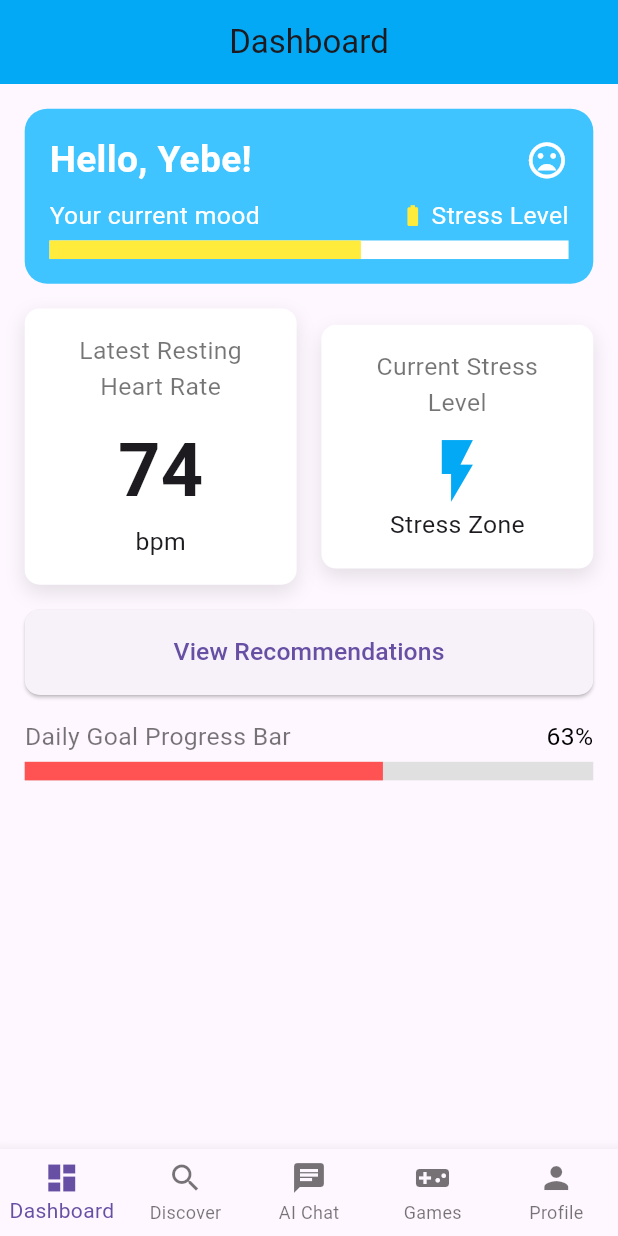
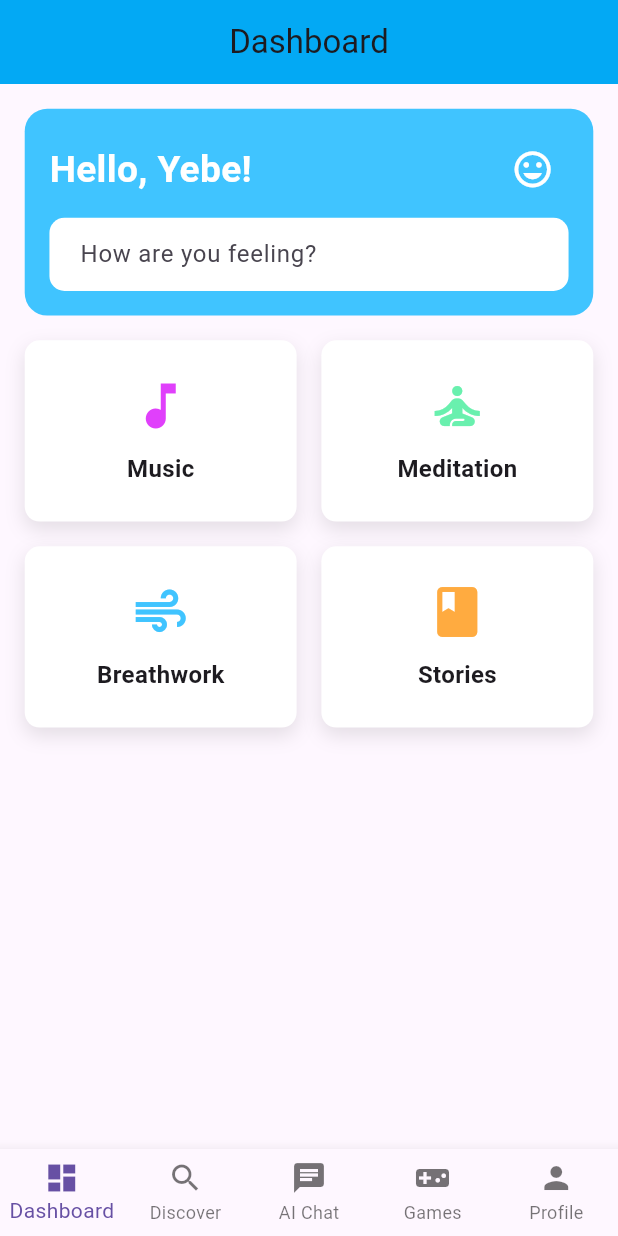
Before and after one commit to pherneaspherb/cc206_emoti_sense, a Flutter app: the screen it shows after launch, on a phone screen of 412 x 824 dp. Run offline on Flutter 3.47's test engine with Material 3 defaults, Android fonts, the light colour scheme and no system bars.

Commit message:
new update

```diff
--- a/lib/features/dashboard.dart
+++ b/lib/features/dashboard.dart
@@ -1,5 +1,6 @@
 import 'package:flutter/material.dart';
-// HIIIIII
+import 'moods_page.dart'; // Import the MoodsPage file
+
 class Dashboard extends StatefulWidget {
   const Dashboard({super.key});
 
@@ -9,10 +10,30 @@ class Dashboard extends StatefulWidget {
 
 class _DashboardState extends State<Dashboard> {
   int _selectedIndex = 0;
+  final List<String> _moods = []; // List to store moods
+  final Set<String> _favorites = {}; // Set to store favorite moods
+  final TextEditingController _moodController = TextEditingController(); // TextField controller
 
   void _onItemTapped(int index) {
     setState(() {
       _selectedIndex = index;
+    });
+  }
+
+  void _addMood(String mood) {
+    setState(() {
+      _moods.add(mood); // Add mood to the list
+      _moodController.clear(); // Clear the text field after adding
+    });
+  }
+
+  void _toggleFavorite(String mood) {
+    setState(() {
+      if (_favorites.contains(mood)) {
+        _favorites.remove(mood); // Remove from favorites
+      } else {
+        _favorites.add(mood); // Add to favorites
+      }
     });
   }
 
@@ -61,182 +82,74 @@ class _DashboardState extends State<Dashboard> {
                             ),
                           ),
                         ),
-                        Icon(
-                          Icons.mood_bad,
-                          color: Colors.white,
-                          size: screenWidth * 0.07,
+                        IconButton(
+                          icon: Icon(Icons.mood, color: Colors.white, size: screenWidth * 0.07),
+                          onPressed: () {
+                            Navigator.push(
+                              context,
+                              MaterialPageRoute(
+                                builder: (context) => MoodsPage(
+                                  moods: _moods,
+                                  favorites: _favorites.toList(), // Pass favorites to MoodsPage
+                                  onMoodDeleted: (mood) {
+                                    setState(() {
+                                      _moods.remove(mood);
+                                      _favorites.remove(mood); // Remove from favorites if deleted
+                                    });
+                                  },
+                                  onClearAll: () {
+                                    setState(() {
+                                      _moods.clear(); // Clear all moods
+                                      _favorites.clear(); // Clear all favorites
+                                    });
+                                  },
+                                  onToggleFavorite: _toggleFavorite, onMoodEdited: (String value) {}, // Pass toggle function
+                                ),
+                              ),
+                            );
+                          },
                         ),
                       ],
                     ),
                     SizedBox(height: screenHeight * 0.01),
-                    Row(
-                      children: [
-                        Text(
-                          'Your current mood',
-                          style: TextStyle(
-                            color: Colors.white,
-                            fontSize: screenWidth * 0.04,
-                          ),
+                    TextField(
+                      controller: _moodController,
+                      decoration: InputDecoration(
+                        hintText: "How are you feeling?",
+                        filled: true,
+                        fillColor: Colors.white,
+                        border: OutlineInputBorder(
+                          borderRadius: BorderRadius.circular(10),
+                          borderSide: BorderSide.none,
                         ),
-                        const Spacer(),
-                        Icon(
-                          Icons.battery_full,
-                          color: Colors.yellow,
-                          size: screenWidth * 0.04,
+                        contentPadding: EdgeInsets.symmetric(
+                          horizontal: screenWidth * 0.04,
+                          vertical: screenHeight * 0.015,
                         ),
-                        SizedBox(width: screenWidth * 0.01),
-                        Text(
-                          'Stress Level',
-                          style: TextStyle(
-                            color: Colors.white,
-                            fontSize: screenWidth * 0.04,
-                          ),
-                        ),
-                      ],
-                    ),
-                    SizedBox(height: screenHeight * 0.005),
-                    LinearProgressIndicator(
-                      value: 0.6,
-                      color: Colors.yellow,
-                      backgroundColor: Colors.white,
-                      minHeight: screenHeight * 0.015,
+                      ),
+                      onSubmitted: (value) {
+                        if (value.isNotEmpty) {
+                          _addMood(value); // Add mood on submit
+                        }
+                      },
                     ),
                   ],
                 ),
               ),
               SizedBox(height: screenHeight * 0.02),
-              Row(
+              GridView.count(
+                shrinkWrap: true,
+                crossAxisCount: 2,
+                crossAxisSpacing: screenWidth * 0.04,
+                mainAxisSpacing: screenHeight * 0.02,
+                childAspectRatio: 1.5,
                 children: [
-                  Expanded(
-                    child: Container(
-                      padding: EdgeInsets.all(screenWidth * 0.04),
-                      decoration: BoxDecoration(
-                        color: Colors.white,
-                        borderRadius: BorderRadius.circular(10),
-                        boxShadow: [
-                          BoxShadow(
-                            color: Colors.black.withOpacity(0.1),
-                            blurRadius: 10,
-                            offset: const Offset(0, 5),
-                          ),
-                        ],
-                      ),
-                      child: Column(
-                        children: [
-                          Text(
-                            'Latest Resting Heart Rate',
-                            style: TextStyle(
-                              fontSize: screenWidth * 0.04,
-                              color: Colors.black54,
-                            ),
-                            textAlign: TextAlign.center,
-                          ),
-                          SizedBox(height: screenHeight * 0.01),
-                          Text(
-                            '74',
-                            style: TextStyle(
-                              fontSize: screenWidth * 0.12,
-                              fontWeight: FontWeight.bold,
-                            ),
-                          ),
-                          Text(
-                            'bpm',
-                            style: TextStyle(
-                              fontSize: screenWidth * 0.04,
-                            ),
-                          ),
-                        ],
-                      ),
-                    ),
-                  ),
-                  SizedBox(width: screenWidth * 0.04),
-                  Expanded(
-                    child: Container(
-                      padding: EdgeInsets.all(screenWidth * 0.04),
-                      decoration: BoxDecoration(
-                        color: Colors.white,
-                        borderRadius: BorderRadius.circular(10),
-                        boxShadow: [
-                          BoxShadow(
-                            color: Colors.black.withOpacity(0.1),
-                            blurRadius: 10,
-                            offset: const Offset(0, 5),
-                          ),
-                        ],
-                      ),
-                      child: Column(
-                        children: [
-                          Text(
-                            'Current Stress Level',
-                            style: TextStyle(
-                              fontSize: screenWidth * 0.04,
-                              color: Colors.black54,
-                            ),
-                            textAlign: TextAlign.center,
-                          ),
-                          SizedBox(height: screenHeight * 0.01),
-                          Icon(
-                            Icons.flash_on,
-                            size: screenWidth * 0.12,
-                            color: Colors.lightBlue,
-                          ),
-                          Text(
-                            'Stress Zone',
-                            style: TextStyle(
-                              fontSize: screenWidth * 0.04,
-                            ),
-                          ),
-                        ],
-                      ),
-                    ),
-                  ),
+                  _buildGridItem('Music', Icons.music_note, Colors.purpleAccent),
+                  _buildGridItem('Meditation', Icons.self_improvement, Colors.greenAccent),
+                  _buildGridItem('Breathwork', Icons.air, Colors.lightBlueAccent),
+                  _buildGridItem('Stories', Icons.book, Colors.orangeAccent),
                 ],
               ),
-              SizedBox(height: screenHeight * 0.02),
-              ElevatedButton(
-                onPressed: () {},
-                style: ElevatedButton.styleFrom(
-                  padding: EdgeInsets.symmetric(
-                    vertical: screenHeight * 0.02,
-                    horizontal: screenWidth * 0.15,
-                  ),
-                  shape: RoundedRectangleBorder(
-                    borderRadius: BorderRadius.circular(10),
-                  ),
-                ),
-                child: Text(
-                  'View Recommendations',
-                  style: TextStyle(fontSize: screenWidth * 0.04),
-                ),
-              ),
-              SizedBox(height: screenHeight * 0.02),
-              Row(
-                children: [
-                  Text(
-                    'Daily Goal Progress Bar',
-                    style: TextStyle(
-                      fontSize: screenWidth * 0.04,
-                      color: Colors.black54,
-                    ),
-                  ),
-                  const Spacer(),
-                  Text(
-                    '63%',
-                    style: TextStyle(
-                      fontSize: screenWidth * 0.04,
-                      color: Colors.black,
-                    ),
-                  ),
-                ],
-              ),
-              SizedBox(height: screenHeight * 0.005),
-              LinearProgressIndicator(
-                value: 0.63,
-                backgroundColor: Colors.grey[300],
-                color: Colors.redAccent,
-                minHeight: screenHeight * 0.015,
-              ),
-              SizedBox(height: screenHeight * 0.02),
             ],
           ),
         ),
@@ -270,4 +183,31 @@ class _DashboardState extends State<Dashboard> {
       ),
     );
   }
+
+  Widget _buildGridItem(String title, IconData icon, Color color) {
+    return Container(
+      decoration: BoxDecoration(
+        color: Colors.white,
+        borderRadius: BorderRadius.circular(10),
+        boxShadow: [
+          BoxShadow(
+            color: Colors.black.withOpacity(0.1),
+            blurRadius: 10,
+            offset: const Offset(0, 5),
+          ),
+        ],
+      ),
+      child: Column(
+        mainAxisAlignment: MainAxisAlignment.center,
+        children: [
+          Icon(icon, size: 40, color: color),
+          SizedBox(height: 10),
+          Text(
+            title,
+            style: TextStyle(fontSize: 16, fontWeight: FontWeight.bold),
+          ),
+        ],
+      ),
+    );
+  }
 }
--- a/lib/main.dart
+++ b/lib/main.dart
@@ -1,6 +1,6 @@
 import 'package:flutter/material.dart';
 import 'features/dashboard.dart';
-
+// OCTOBER 25
 void main() {
   runApp(MyApp());
 }
@@ -13,7 +13,7 @@ class MyApp extends StatelessWidget {
       theme: ThemeData(
         primarySwatch: Colors.blue,
       ),
-      home: Dashboard(), // Set HomePage as the initial screen
+      home: Dashboard(),
     );
   }
 }
```
Also changed, not shown: lib/features/moods_page.dart (added, +193 -0 lines).
